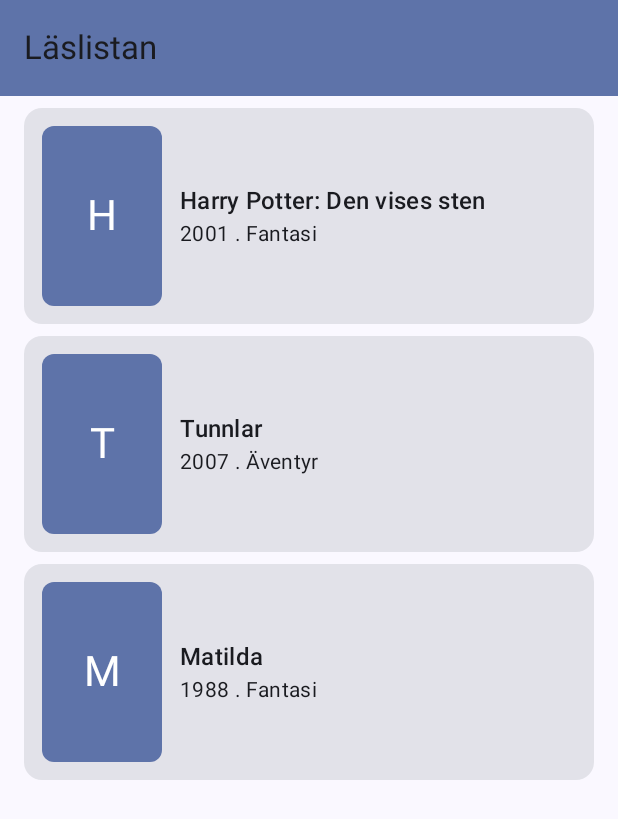
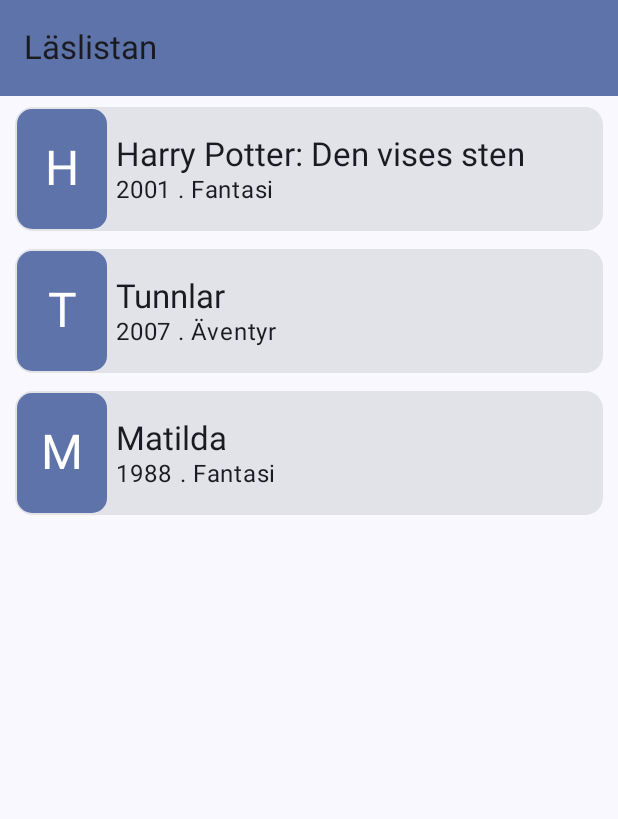
Before and after one commit to TeB404/Laslistan, an Android app built with Jetpack Compose: the screen it shows after launch (MainActivity), on a phone screen of 412 x 824 dp. Shown: the top 819 px of the screen. Run offline under Robolectric (Android 15) with nearby library versions, the phone set to English and light mode, and no system bars.

Commit message:
Fix: Fixade så det ser lite bättre ut

```diff
--- a/app/src/main/java/com/example/laslistan/MainActivity.kt
+++ b/app/src/main/java/com/example/laslistan/MainActivity.kt
@@ -30,6 +30,7 @@ import androidx.compose.runtime.key
 import androidx.compose.ui.Alignment
 import androidx.compose.ui.Modifier
 import androidx.compose.ui.draw.clip
+import androidx.compose.ui.graphics.Color
 import androidx.compose.ui.text.style.LineHeightStyle
 import androidx.compose.ui.tooling.preview.Preview
 import androidx.compose.ui.unit.dp
@@ -84,14 +85,14 @@ val startbok = listOf(
 fun BildPlats(titel: String, modifier: Modifier = Modifier) {
     Box(
         modifier = modifier
-        .size(width = 80.dp, height = 120.dp)
-        .clip(RoundedCornerShape(8.dp))
+        .size(width = 60.dp, height = 80.dp)
+        .clip(RoundedCornerShape(10.dp))
         .background(MaterialTheme.colorScheme.primaryContainer),
         contentAlignment = Alignment.Center,
     ) {
         Text(
             text = titel.firstOrNull()?.uppercase() ?: "?",
-            style = MaterialTheme.typography.headlineMedium,
+            style = MaterialTheme.typography.headlineLarge,
             color = MaterialTheme.colorScheme.onPrimaryContainer,
         )
     }
@@ -100,23 +101,23 @@ fun BildPlats(titel: String, modifier: Modifier = Modifier) {
 @Composable
 fun BokKort(
     bok : Bok,
-    modifier: Modifier = Modifier,
+    modifier: Modifier = Modifier
 ) {
     Card(modifier = modifier.fillMaxWidth()) {
         Row(
-            modifier = Modifier.padding(12.dp),
+            modifier = Modifier.padding(1.dp),
             verticalAlignment = Alignment.CenterVertically,
         ) {
             BildPlats(titel = bok.titel)
             Column(
                 modifier = Modifier
-                    .padding(start = 12.dp)
+                    .padding(start = 6.dp)
                     .weight(1f)
             ) {
-                Text(text = bok.titel, style = MaterialTheme.typography.titleMedium)
+                Text(text = bok.titel, style = MaterialTheme.typography.titleLarge)
                 Text(
                     text = "${bok.ar} . ${bok.genre}",
-                    style = MaterialTheme.typography.bodyMedium,
+                    style = MaterialTheme.typography.bodyLarge,
                 )
             }
         }
@@ -140,8 +141,8 @@ fun LaslistanScreen() {
             modifier = Modifier
                 .padding(innerPadding)
                 .fillMaxSize()
-                .padding(horizontal = 16.dp, vertical = 8.dp),
-            verticalArrangement = Arrangement.spacedBy(8.dp),
+                .padding(horizontal = 10.dp, vertical = 7.dp),
+            verticalArrangement = Arrangement.spacedBy(12.dp),
         ) {
             items(startbok, key = { it.id }) { bok ->
                 BokKort(bok = bok)
```
